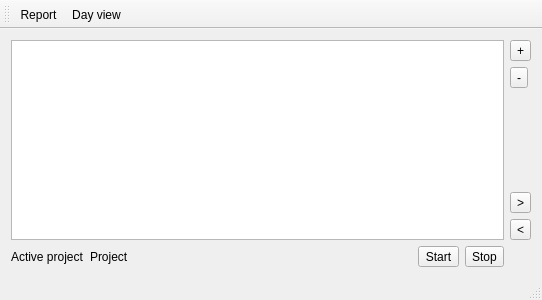
hheld/TimeLogger, file MainWindow.ui: the form before one commit.
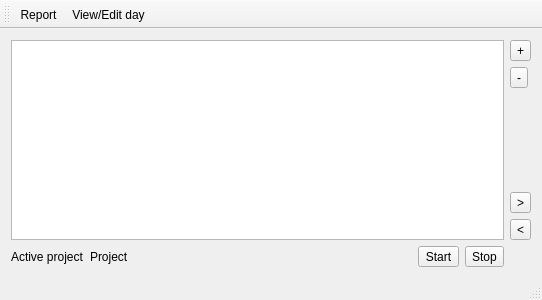
The form after the commit. Icons and pictures are not drawn. Custom widgets are drawn as their Qt base class.

Commit message:
Basic editing in day view now implemented.
Still missing: committing the changes to the database.

The edit to the form file:
```diff
--- a/MainWindow.ui
+++ b/MainWindow.ui
@@ -156,7 +156,7 @@
   </action>
   <action name="actionDay_view">
    <property name="text">
-    <string>Day view</string>
+    <string>View/Edit day</string>
    </property>
    <property name="toolTip">
     <string>View worked hours on a particular day</string>
```
The commit also changes 7 other files.
